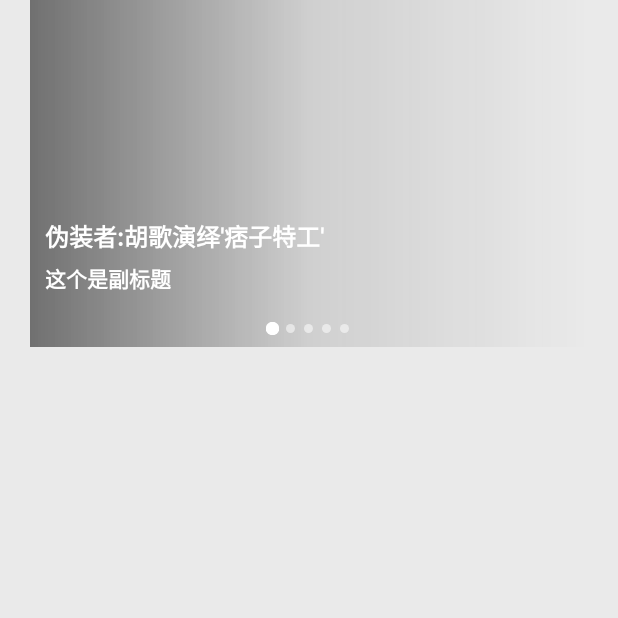
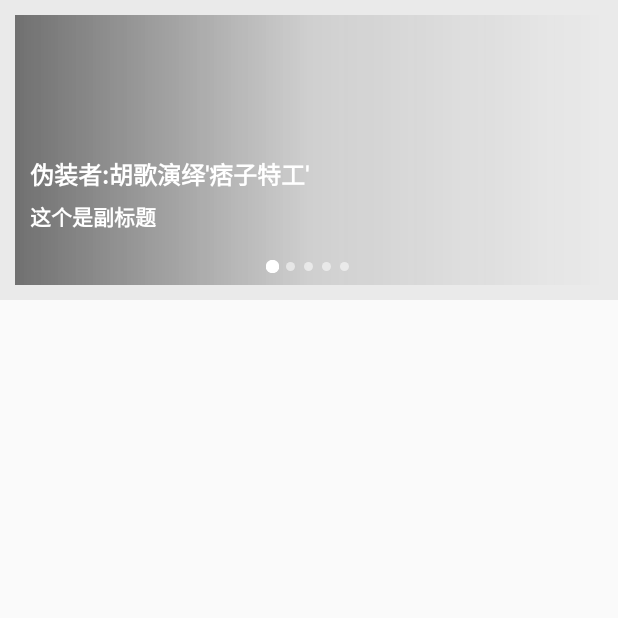
Before and after one commit to YamirPang/Android_BenchmarkUI, an Android app: the screen it shows after launch (BannerActivity), on a phone screen of 412 x 824 dp, the top half of it. Run offline under Robolectric (Android 15) with nearby library versions, the phone set to English and light mode, and no system bars; libraries missing offline, so code that uses them is left out: com.nineoldandroids.view, uk.co.chrisjenx; pictures from the network do not load; 12 statements that could not run were skipped.

Commit message:
调整banner样式

```diff
--- a/app/src/main/res/layout/activity_banner.xml
+++ b/app/src/main/res/layout/activity_banner.xml
@@ -3,16 +3,17 @@
     xmlns:app="http://schemas.android.com/apk/res-auto"
     android:orientation="vertical"
     android:background="#eaeaea"
-    android:layout_width="match_parent"
-    android:layout_height="match_parent">
+    android:layout_width="wrap_content"
+    android:layout_height="wrap_content">
 
     <com.zealp.benchmark_ui.widget.banner.widget.banner.SimpleCustomImageBanner
         android:id="@+id/sib_anim"
         android:layout_width="match_parent"
-        android:layout_height="250dp"
+        android:layout_height="200dp"
+        android:padding="10dp"
         app:bb_textSize="14sp"
         app:bb_barColor="#00FFFFFF"
         app:bb_indicatorGravity="CENTER"
-        app:bb_scale="0.5625" />
+        app:bb_scale="0.8" />
 
 </LinearLayout>
--- a/benchmark_ui/src/main/java/com/zealp/benchmark_ui/widget/banner/widget/banner/SimpleImageBanner.java
+++ b/benchmark_ui/src/main/java/com/zealp/benchmark_ui/widget/banner/widget/banner/SimpleImageBanner.java
@@ -101,7 +101,7 @@ public class SimpleImageBanner extends BaseIndicatorBanner<BannerItem, SimpleIma
         if (!TextUtils.isEmpty(imgUrl)) {
             getImageLoader().displayImage(mContext, imgUrl, iv,
                     itemWidth, itemHeight, mColorDrawable,
-                    mEnableCache ? DiskCacheStrategy.RESOURCE : DiskCacheStrategy.NONE);
+                    mEnableCache ? DiskCacheStrategy.ALL : DiskCacheStrategy.NONE);
         } else {
             iv.setImageDrawable(mColorDrawable);
         }
--- a/benchmark_ui/src/main/java/com/zealp/benchmark_ui/widget/banner/widget/banner/base/BaseCustomBanner.java
+++ b/benchmark_ui/src/main/java/com/zealp/benchmark_ui/widget/banner/widget/banner/base/BaseCustomBanner.java
@@ -19,10 +19,12 @@ import android.view.animation.AccelerateDecelerateInterpolator;
 import android.widget.LinearLayout;
 import android.widget.RelativeLayout;
 import android.widget.TextView;
+
 import com.zealp.benchmark_ui.R;
 import com.zealp.benchmark_ui.config.UILog;
 import com.zealp.benchmark_ui.widget.banner.widget.loopviewpager.FixedSpeedScroller;
 import com.zealp.benchmark_ui.widget.banner.widget.loopviewpager.LoopViewPager;
+
 import java.lang.reflect.Field;
 import java.util.ArrayList;
 import java.util.List;
@@ -206,7 +208,10 @@ public abstract class BaseCustomBanner<E, T extends BaseCustomBanner<E, T>> exte
         }
 
         LayoutParams lp = new LayoutParams(mItemWidth, mItemHeight);
-            lp.setMargins(30, 0, 30, 0);
+        LayoutParams viewPagerLayoutParams = new LayoutParams(mItemWidth, mItemHeight);
+//        viewPagerLayoutParams.setMargins(30, 30, 30, 30);
+        mViewPager.setLayoutParams(viewPagerLayoutParams);
+        mViewPager.setPadding(10, 5, 10,5);
         addView(mViewPager, lp);
 
         //top parent of indicators
@@ -486,7 +491,7 @@ public abstract class BaseCustomBanner<E, T extends BaseCustomBanner<E, T>> exte
             mCurrentPositon = position % mDatas.size();
 
             setCurrentIndicator(mCurrentPositon);
-                onTitleSelect(mTvTitle,mTvSubTitle, mCurrentPositon);
+            onTitleSelect(mTvTitle, mTvSubTitle, mCurrentPositon);
             mLlBottomBar.setVisibility(mCurrentPositon == mDatas.size() - 1 && !mIsBarShowWhenLast ? GONE : VISIBLE);
 
             mLastPositon = mCurrentPositon;
@@ -515,7 +520,7 @@ public abstract class BaseCustomBanner<E, T extends BaseCustomBanner<E, T>> exte
             mCurrentPositon = 0;
         }
 
-            onTitleSelect(mTvTitle,mTvSubTitle, mCurrentPositon);
+        onTitleSelect(mTvTitle, mTvSubTitle, mCurrentPositon);
         setViewPager();
         //create indicator
         View indicatorViews = onCreateIndicator();
--- a/benchmark_ui/src/main/java/com/zealp/benchmark_ui/widget/banner/widget/banner/base/BaseCustomIndicatorBanner.java
+++ b/benchmark_ui/src/main/java/com/zealp/benchmark_ui/widget/banner/widget/banner/base/BaseCustomIndicatorBanner.java
@@ -238,7 +238,6 @@ public abstract class BaseCustomIndicatorBanner<E, T extends BaseCustomIndicator
         GradientDrawable drawable = new GradientDrawable();
         drawable.setCornerRadius(raduis);
         drawable.setColor(color);
-
         return drawable;
     }
 }
--- a/benchmark_ui/src/main/java/com/zealp/benchmark_ui/widget/image/ImageLoader.java
+++ b/benchmark_ui/src/main/java/com/zealp/benchmark_ui/widget/image/ImageLoader.java
@@ -113,12 +113,12 @@ public class ImageLoader {
      * @return void
      * <p>
      * tip: .diskCacheStrategy(DiskCacheStrategy strategy).设置缓存策略。
-     * DiskCacheStrategy.SOURCE：缓存原始数据
+     * DiskCacheStrategy.ALL：缓存原始数据
      * DiskCacheStrategy.RESULT：缓存变换(如缩放、裁剪等)后的资源数据
      * DiskCacheStrategy.NONE：什么都不缓存
      * DiskCacheStrategy.ALL：缓存SOURC和RESULT
      * 默认采用DiskCacheStrategy.RESULT策略
-     * 对于download only操作要使用DiskCacheStrategy.SOURCE。
+     * 对于download only操作要使用DiskCacheStrategy.ALL。
      * <p>
      * .priority(Priority priority). 指定加载的优先级，优先级越高越优先加载，但不保证所有图片都按序加载。
      * 枚举Priority.IMMEDIATE，Priority.HIGH，Priority.NORMAL，Priority.LOW
@@ -180,7 +180,7 @@ public class ImageLoader {
         if (genericRequestBuilder == null) {
             return;
         }
-        genericRequestBuilder.diskCacheStrategy(DiskCacheStrategy.RESOURCE)
+        genericRequestBuilder.diskCacheStrategy(DiskCacheStrategy.ALL)
                 .placeholder(defaultImage)
                 .priority(Priority.NORMAL)
                 .error(errorImage)
```
Also changed, not shown: benchmark_ui/src/main/java/com/zealp/benchmark_ui/widget/banner/widget/banner/SimpleCustomImageBanner.java (+4 -7 lines). Lines whose indentation alone changed are shown as unchanged.
